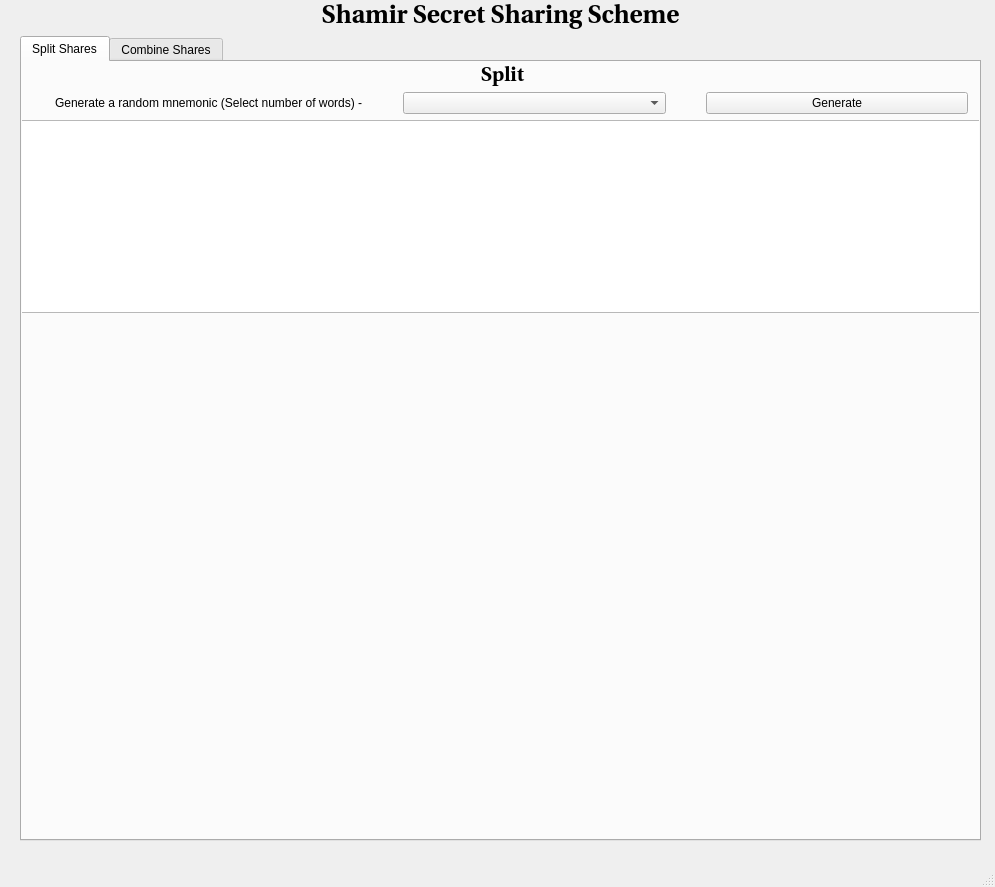
First picture: the form in secret-shares-app/shamir_app.ui, repository ChakshuGupta/secret-share, before the edit.
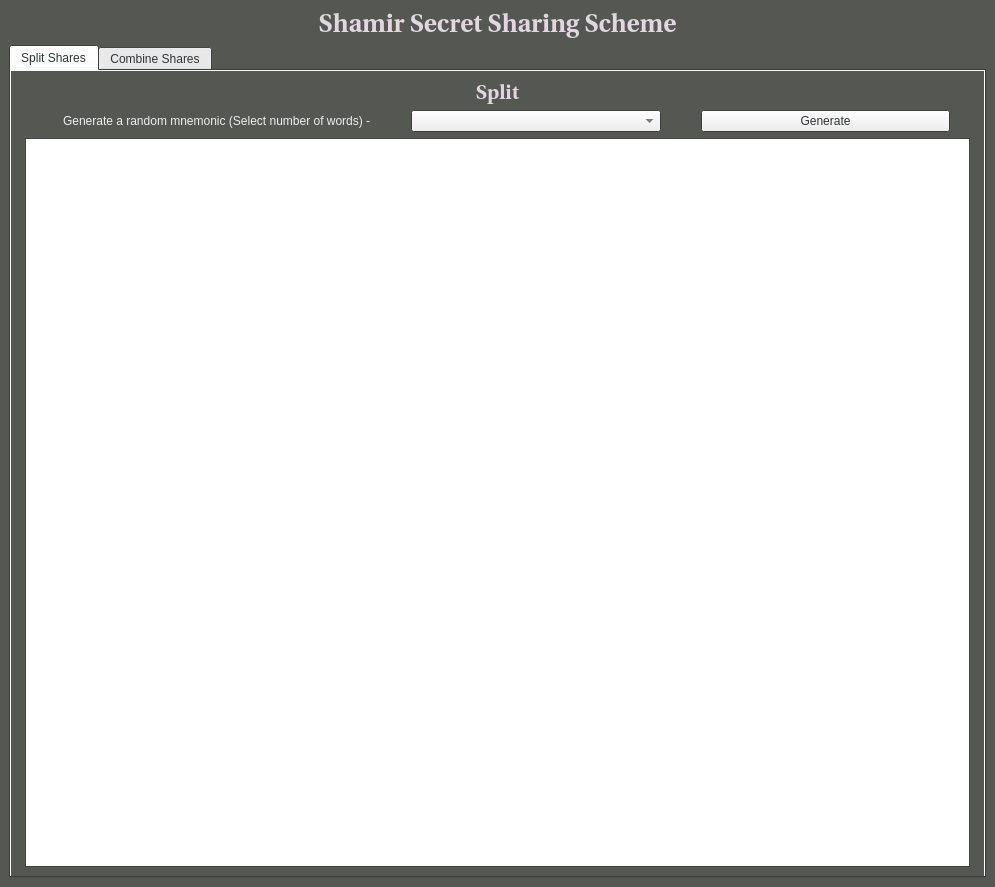
Second picture: the form after the edit.

Patch:
```diff
--- a/secret-shares-app/shamir_app.ui
+++ b/secret-shares-app/shamir_app.ui
@@ -16,6 +16,97 @@
     <verstretch>0</verstretch>
    </sizepolicy>
   </property>
+  <property name="palette">
+   <palette>
+    <active>
+     <colorrole role="WindowText">
+      <brush brushstyle="SolidPattern">
+       <color alpha="255">
+        <red>238</red>
+        <green>238</green>
+        <blue>236</blue>
+       </color>
+      </brush>
+     </colorrole>
+     <colorrole role="Base">
+      <brush brushstyle="SolidPattern">
+       <color alpha="255">
+        <red>255</red>
+        <green>255</green>
+        <blue>255</blue>
+       </color>
+      </brush>
+     </colorrole>
+     <colorrole role="Window">
+      <brush brushstyle="SolidPattern">
+       <color alpha="255">
+        <red>85</red>
+        <green>87</green>
+        <blue>83</blue>
+       </color>
+      </brush>
+     </colorrole>
+    </active>
+    <inactive>
+     <colorrole role="WindowText">
+      <brush brushstyle="SolidPattern">
+       <color alpha="255">
+        <red>238</red>
+        <green>238</green>
+        <blue>236</blue>
+       </color>
+      </brush>
+     </colorrole>
+     <colorrole role="Base">
+      <brush brushstyle="SolidPattern">
+       <color alpha="255">
+        <red>255</red>
+        <green>255</green>
+        <blue>255</blue>
+       </color>
+      </brush>
+     </colorrole>
+     <colorrole role="Window">
+      <brush brushstyle="SolidPattern">
+       <color alpha="255">
+        <red>85</red>
+        <green>87</green>
+        <blue>83</blue>
+       </color>
+      </brush>
+     </colorrole>
+    </inactive>
+    <disabled>
+     <colorrole role="WindowText">
+      <brush brushstyle="SolidPattern">
+       <color alpha="255">
+        <red>190</red>
+        <green>190</green>
+        <blue>190</blue>
+       </color>
+      </brush>
+     </colorrole>
+     <colorrole role="Base">
+      <brush brushstyle="SolidPattern">
+       <color alpha="255">
+        <red>85</red>
+        <green>87</green>
+        <blue>83</blue>
+       </color>
+      </brush>
+     </colorrole>
+     <colorrole role="Window">
+      <brush brushstyle="SolidPattern">
+       <color alpha="255">
+        <red>85</red>
+        <green>87</green>
+        <blue>83</blue>
+       </color>
+      </brush>
+     </colorrole>
+    </disabled>
+   </palette>
+  </property>
   <property name="windowTitle">
    <string>MainWindow</string>
   </property>
@@ -32,18 +123,193 @@
      <height>16777215</height>
     </size>
    </property>
-   <widget class="QWidget" name="verticalLayoutWidget">
-    <property name="geometry">
-     <rect>
-      <x>20</x>
-      <y>0</y>
-      <width>961</width>
-      <height>841</height>
-     </rect>
-    </property>
+   <property name="palette">
+    <palette>
+     <active>
+      <colorrole role="WindowText">
+       <brush brushstyle="SolidPattern">
+        <color alpha="255">
+         <red>238</red>
+         <green>238</green>
+         <blue>236</blue>
+        </color>
+       </brush>
+      </colorrole>
+      <colorrole role="Text">
+       <brush brushstyle="SolidPattern">
+        <color alpha="255">
+         <red>46</red>
+         <green>52</green>
+         <blue>54</blue>
+        </color>
+       </brush>
+      </colorrole>
+      <colorrole role="ButtonText">
+       <brush brushstyle="SolidPattern">
+        <color alpha="255">
+         <red>46</red>
+         <green>52</green>
+         <blue>54</blue>
+        </color>
+       </brush>
+      </colorrole>
+      <colorrole role="Base">
+       <brush brushstyle="SolidPattern">
+        <color alpha="255">
+         <red>255</red>
+         <green>255</green>
+         <blue>255</blue>
+        </color>
+       </brush>
+      </colorrole>
+      <colorrole role="Window">
+       <brush brushstyle="SolidPattern">
+        <color alpha="255">
+         <red>85</red>
+         <green>87</green>
+         <blue>83</blue>
+        </color>
+       </brush>
+      </colorrole>
+     </active>
+     <inactive>
+      <colorrole role="WindowText">
+       <brush brushstyle="SolidPattern">
+        <color alpha="255">
+         <red>0</red>
+         <green>0</green>
+         <blue>0</blue>
+        </color>
+       </brush>
+      </colorrole>
+      <colorrole role="Text">
+       <brush brushstyle="SolidPattern">
+        <color alpha="255">
+         <red>46</red>
+         <green>52</green>
+         <blue>54</blue>
+        </color>
+       </brush>
+      </colorrole>
+      <colorrole role="ButtonText">
+       <brush brushstyle="SolidPattern">
+        <color alpha="255">
+         <red>46</red>
+         <green>52</green>
+         <blue>54</blue>
+        </color>
+       </brush>
+      </colorrole>
+      <colorrole role="Base">
+       <brush brushstyle="SolidPattern">
+        <color alpha="255">
+         <red>255</red>
+         <green>255</green>
+         <blue>255</blue>
+        </color>
+       </brush>
+      </colorrole>
+      <colorrole role="Window">
+       <brush brushstyle="SolidPattern">
+        <color alpha="255">
+         <red>85</red>
+         <green>87</green>
+         <blue>83</blue>
+        </color>
+       </brush>
+      </colorrole>
+     </inactive>
+     <disabled>
+      <colorrole role="WindowText">
+       <brush brushstyle="SolidPattern">
+        <color alpha="255">
+         <red>190</red>
+         <green>190</green>
+         <blue>190</blue>
+        </color>
+       </brush>
+      </colorrole>
+      <colorrole role="Text">
+       <brush brushstyle="SolidPattern">
+        <color alpha="255">
+         <red>190</red>
+         <green>190</green>
+         <blue>190</blue>
+        </color>
+       </brush>
+      </colorrole>
+      <colorrole role="ButtonText">
+       <brush brushstyle="SolidPattern">
+        <color alpha="255">
+         <red>190</red>
+         <green>190</green>
+         <blue>190</blue>
+        </color>
+       </brush>
+      </colorrole>
+      <colorrole role="Base">
+       <brush brushstyle="SolidPattern">
+        <color alpha="255">
+         <red>85</red>
+         <green>87</green>
+         <blue>83</blue>
+        </color>
+       </brush>
+      </colorrole>
+      <colorrole role="Window">
+       <brush brushstyle="SolidPattern">
+        <color alpha="255">
+         <red>85</red>
+         <green>87</green>
+         <blue>83</blue>
+        </color>
+       </brush>
+      </colorrole>
+     </disabled>
+    </palette>
+   </property>
+   <layout class="QVBoxLayout" name="verticalLayout_3">
+    <item>
     <layout class="QVBoxLayout" name="verticalLayout">
      <item>
       <widget class="QLabel" name="label">
+        <property name="palette">
+         <palette>
+          <active>
+           <colorrole role="WindowText">
+            <brush brushstyle="SolidPattern">
+             <color alpha="255">
+              <red>226</red>
+              <green>214</green>
+              <blue>225</blue>
+             </color>
+            </brush>
+           </colorrole>
+          </active>
+          <inactive>
+           <colorrole role="WindowText">
+            <brush brushstyle="SolidPattern">
+             <color alpha="255">
+              <red>226</red>
+              <green>214</green>
+              <blue>225</blue>
+             </color>
+            </brush>
+           </colorrole>
+          </inactive>
+          <disabled>
+           <colorrole role="WindowText">
+            <brush brushstyle="SolidPattern">
+             <color alpha="255">
+              <red>190</red>
+              <green>190</green>
+              <blue>190</blue>
+             </color>
+            </brush>
+           </colorrole>
+          </disabled>
+         </palette>
+        </property>
        <property name="font">
         <font>
          <family>Utopia</family>
@@ -58,10 +324,50 @@
        <property name="alignment">
         <set>Qt::AlignCenter</set>
        </property>
+        <property name="margin">
+         <number>5</number>
+        </property>
       </widget>
      </item>
      <item>
       <widget class="QTabWidget" name="tabWidget">
+        <property name="palette">
+         <palette>
+          <active>
+           <colorrole role="WindowText">
+            <brush brushstyle="SolidPattern">
+             <color alpha="255">
+              <red>46</red>
+              <green>52</green>
+              <blue>54</blue>
+             </color>
+            </brush>
+           </colorrole>
+          </active>
+          <inactive>
+           <colorrole role="WindowText">
+            <brush brushstyle="SolidPattern">
+             <color alpha="255">
+              <red>46</red>
+              <green>52</green>
+              <blue>54</blue>
+             </color>
+            </brush>
+           </colorrole>
+          </inactive>
+          <disabled>
+           <colorrole role="WindowText">
+            <brush brushstyle="SolidPattern">
+             <color alpha="255">
+              <red>190</red>
+              <green>190</green>
+              <blue>190</blue>
+             </color>
+            </brush>
+           </colorrole>
+          </disabled>
+         </palette>
+        </property>
        <property name="currentIndex">
         <number>0</number>
        </property>
@@ -78,18 +384,14 @@
           <height>16777215</height>
          </size>
         </property>
+         <property name="autoFillBackground">
+          <bool>true</bool>
+         </property>
         <attribute name="title">
          <string>Split Shares</string>
         </attribute>
-        <widget class="QWidget" name="verticalLayoutWidget_2">
-         <property name="geometry">
-          <rect>
-           <x>-10</x>
-           <y>0</y>
-           <width>981</width>
-           <height>251</height>
-          </rect>
-         </property>
+         <layout class="QVBoxLayout" name="verticalLayout_4">
+          <item>
          <layout class="QVBoxLayout" name="verticalLayout_2">
           <property name="leftMargin">
            <number>5</number>
@@ -99,6 +401,43 @@
           </property>
           <item>
            <widget class="QLabel" name="label_2">
+              <property name="palette">
+               <palette>
+                <active>
+                 <colorrole role="WindowText">
+                  <brush brushstyle="SolidPattern">
+                   <color alpha="255">
+                    <red>226</red>
+                    <green>214</green>
+                    <blue>225</blue>
+                   </color>
+                  </brush>
+                 </colorrole>
+                </active>
+                <inactive>
+                 <colorrole role="WindowText">
+                  <brush brushstyle="SolidPattern">
+                   <color alpha="255">
+                    <red>226</red>
+                    <green>214</green>
+                    <blue>225</blue>
+                   </color>
+                  </brush>
+                 </colorrole>
+                </inactive>
+                <disabled>
+                 <colorrole role="WindowText">
+                  <brush brushstyle="SolidPattern">
+                   <color alpha="255">
+                    <red>190</red>
+                    <green>190</green>
+                    <blue>190</blue>
+                   </color>
+                  </brush>
+                 </colorrole>
+                </disabled>
+               </palette>
+              </property>
             <property name="font">
              <font>
               <family>Utopia</family>
@@ -113,8 +452,11 @@
             <property name="alignment">
              <set>Qt::AlignCenter</set>
             </property>
+              <property name="margin">
+               <number>5</number>
+              </property>
             <property name="indent">
-             <number>30</number>
+               <number>0</number>
             </property>
            </widget>
           </item>
@@ -131,6 +473,43 @@
             </property>
             <item>
              <widget class="QLabel" name="label_3">
+                <property name="palette">
+                 <palette>
+                  <active>
+                   <colorrole role="WindowText">
+                    <brush brushstyle="SolidPattern">
+                     <color alpha="255">
+                      <red>238</red>
+                      <green>238</green>
+                      <blue>236</blue>
+                     </color>
+                    </brush>
+                   </colorrole>
+                  </active>
+                  <inactive>
+                   <colorrole role="WindowText">
+                    <brush brushstyle="SolidPattern">
+                     <color alpha="255">
+                      <red>238</red>
+                      <green>238</green>
+                      <blue>236</blue>
+                     </color>
+                    </brush>
+                   </colorrole>
+                  </inactive>
+                  <disabled>
+                   <colorrole role="WindowText">
+                    <brush brushstyle="SolidPattern">
+                     <color alpha="255">
+                      <red>190</red>
+                      <green>190</green>
+                      <blue>190</blue>
+                     </color>
+                    </brush>
+                   </colorrole>
+                  </disabled>
+                 </palette>
+                </property>
               <property name="text">
                <string>Generate a random mnemonic (Select number of words) -</string>
               </property>
@@ -156,10 +535,11 @@
            </layout>
           </item>
           <item>
-           <widget class="QTextBrowser" name="textBrowser"/>
-          </item>
-         </layout>
-        </widget>
+             <widget class="QTextEdit" name="textEdit"/>
+            </item>
+           </layout>
+          </item>
+         </layout>
        </widget>
        <widget class="QWidget" name="tab_2">
         <property name="sizePolicy">
@@ -175,7 +555,8 @@
       </widget>
      </item>
     </layout>
-   </widget>
+    </item>
+   </layout>
   </widget>
   <widget class="QMenuBar" name="menubar">
    <property name="geometry">
@@ -187,7 +568,6 @@
     </rect>
    </property>
   </widget>
-  <widget class="QStatusBar" name="statusbar"/>
  </widget>
  <resources/>
  <connections/>
```
Left out of the diff: 8 changed lines with no effect on the pictures. Lines whose indentation alone changed are shown as unchanged.
